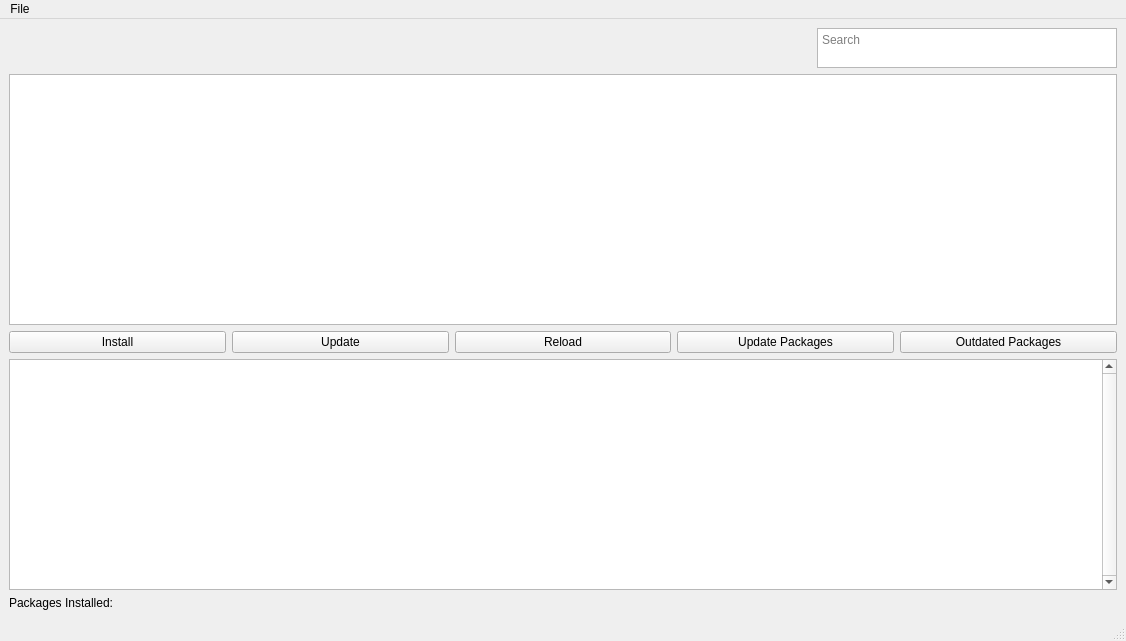
voncloft/VPacman, file untitled1/mainwindow.ui: the form before one commit.
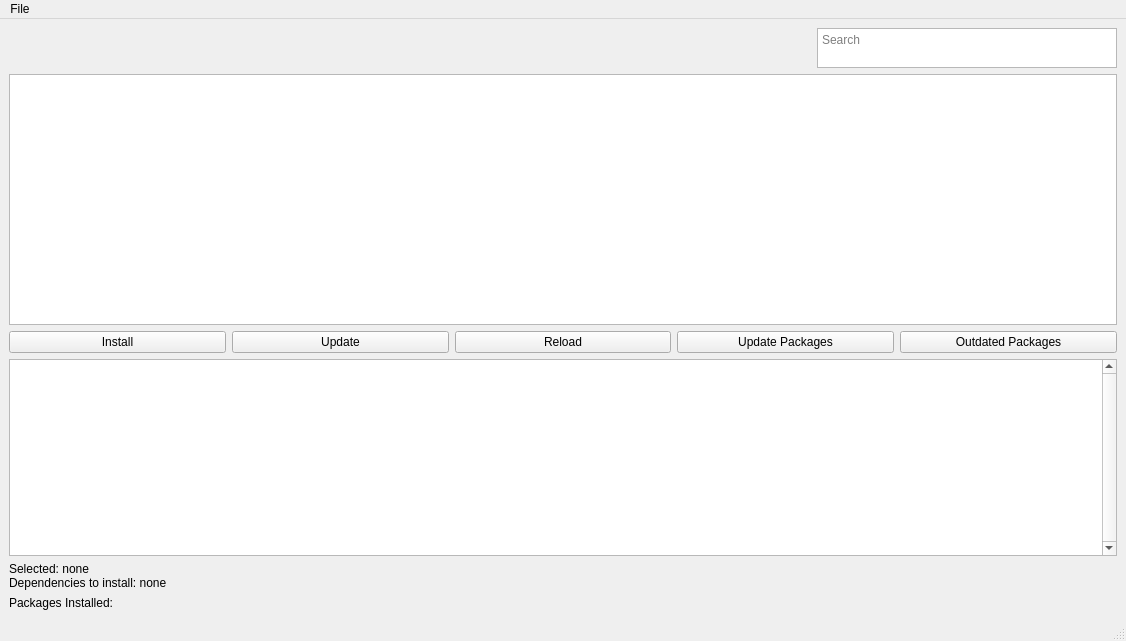
The form after the commit.

Diff of the .ui file:
```diff
--- a/untitled1/mainwindow.ui
+++ b/untitled1/mainwindow.ui
@@ -142,6 +142,23 @@
        </widget>
       </item>
       <item row="1" column="0">
+       <widget class="QLabel" name="installPreviewLabel">
+        <property name="text">
+         <string>Selected: none
+Dependencies to install: none</string>
+        </property>
+        <property name="textFormat">
+         <enum>Qt::PlainText</enum>
+        </property>
+        <property name="wordWrap">
+         <bool>true</bool>
+        </property>
+        <property name="textInteractionFlags">
+         <set>Qt::TextSelectableByMouse</set>
+        </property>
+       </widget>
+      </item>
+      <item row="2" column="0">
        <widget class="QLabel" name="label">
         <property name="text">
          <string>Packages Installed: </string>
```
